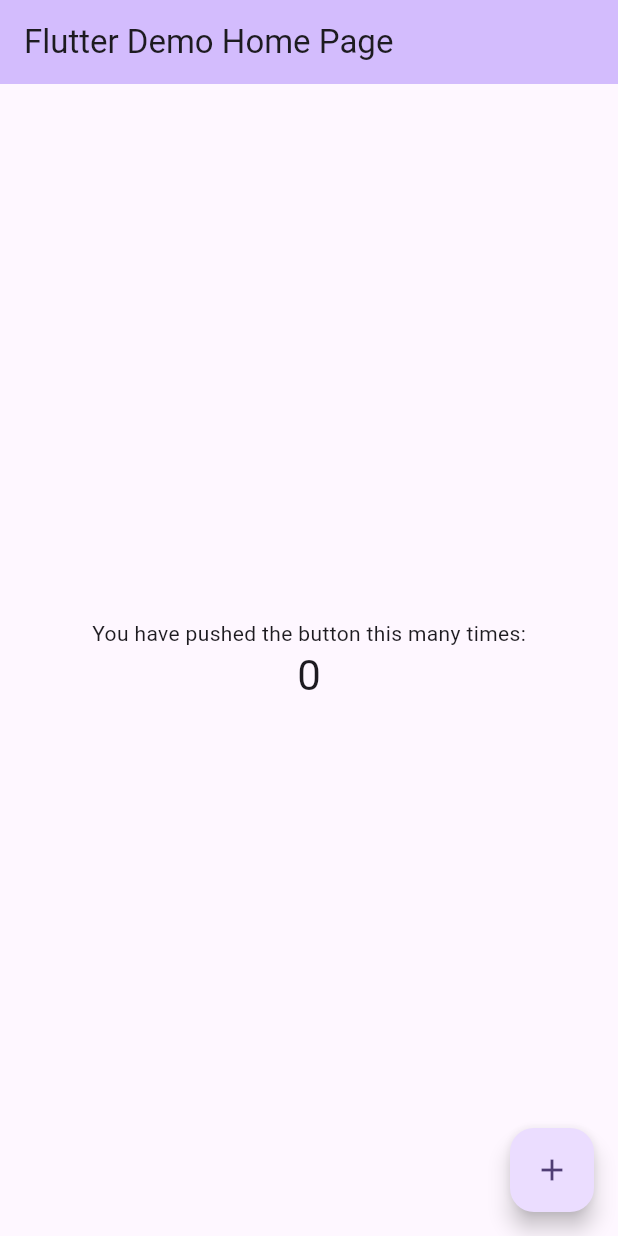
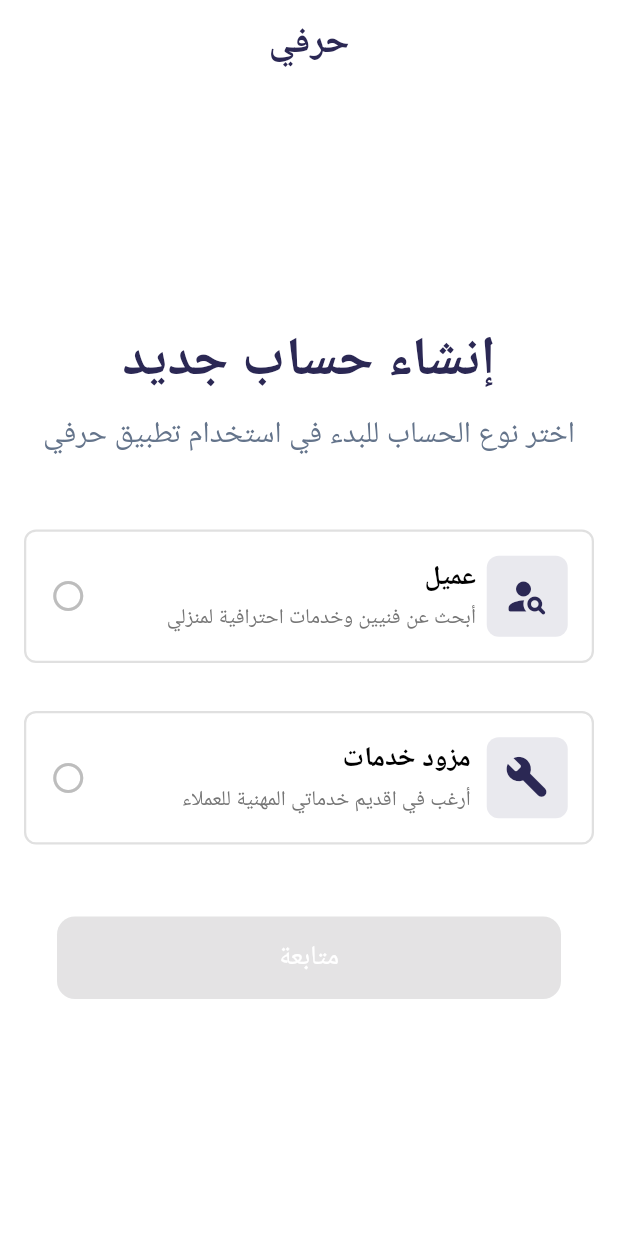
Before and after one commit to ahmedshabana379/herafy, a Flutter app: the screen it shows after launch, on a phone screen of 412 x 824 dp. Run offline on Flutter 3.47's test engine with Material 3 defaults, Android fonts, the light colour scheme and no system bars; our stand-ins replace flutter_bloc.

Commit message:
feat: add RoleSelection page with Cubit and reusable component

```diff
--- /dev/null
+++ b/lib/core/components/role_card.dart
@@ -0,0 +1,88 @@
+import 'package:flutter/material.dart';
+import 'package:herafy/core/resourses/app_colors.dart';
+
+class RoleCard extends StatelessWidget {
+  final String role;
+  final String description;
+  final IconData icon;
+  final bool isSelected;
+  final VoidCallback onTap;
+
+  const RoleCard({
+    super.key,
+    required this.role,
+    required this.isSelected,
+    required this.onTap,
+    required this.description,
+    required this.icon,
+  });
+
+  @override
+  Widget build(BuildContext context) {
+    return GestureDetector(
+      onTap: onTap,
+      child: AnimatedContainer(
+        padding: EdgeInsets.all(16),
+        margin: EdgeInsets.all(8),
+        decoration: BoxDecoration(
+          color: isSelected ? Color(0xfff4f4f6) : Colors.white,
+          borderRadius: BorderRadius.circular(8),
+          border: Border.all(
+            color: isSelected
+                ? Color(AppColors.primaryColor)
+                : Colors.grey.shade300,
+            width: isSelected ? 2.5 : 1.5,
+          ),
+        ),
+        duration: const Duration(milliseconds: 250),
+        child: Row(
+          mainAxisAlignment: MainAxisAlignment.spaceBetween,
+          children: [
+            isSelected
+                ? Icon(
+                    Icons.check_circle,
+                    color: Color(AppColors.primaryColor),
+                    size: 25,
+                  )
+                : Icon(Icons.circle_outlined, color: Colors.grey.shade400),
+            SizedBox(width: 16),
+            SizedBox(width: 16),
+            Column(
+              crossAxisAlignment: CrossAxisAlignment.end,
+              children: [
+                Text(
+                  role,
+                  style: TextStyle(
+                    fontSize: 18,
+                    fontWeight: FontWeight.bold,
+                    color: isSelected
+                        ? Color(AppColors.primaryColor)
+                        : Colors.black,
+                  ),
+                ),
+                SizedBox(height: 4),
+                Text(
+                  description,
+                  style: TextStyle(
+                    fontSize: 14,
+                    color: isSelected
+                        ? Color(AppColors.primaryColor)
+                        : Colors.grey.shade600,
+                  ),
+                ),
+              ],
+            ),
+            Container(
+              padding: EdgeInsets.all(12),
+              decoration: BoxDecoration(
+                color: Color(AppColors.cardsColor),
+                borderRadius: BorderRadius.circular(8),
+              ),
+              child: Icon(icon, size: 30, color: Color(AppColors.primaryColor)),
+            ),
+          ],
+        ),
+      ),
+    );
+  }
+}
--- a/lib/core/resourses/app_colors.dart
+++ b/lib/core/resourses/app_colors.dart
@@ -0,0 +1,5 @@
+class AppColors {
+  static const primaryColor = 0xFF2b2854;
+  static const secondaryColor = 0xff64748b;
+  static const cardsColor = 0xffe9e9ee;
+}
--- /dev/null
+++ b/lib/features/auth/cubits/auth_cubit.dart
@@ -0,0 +1,27 @@
+import 'package:herafy/features/auth/cubits/auth_state.dart';
+import 'package:flutter_bloc/flutter_bloc.dart';
+class AuthCubit extends Cubit<AuthState> {
+  AuthCubit() : super(AuthInitial());
+
+  int? selectedRole;
+  // role selection logic
+  void selectRole(int role) {
+   if (selectedRole == role) {
+      selectedRole = null; // Deselect if the same role is tapped again
+    } else {
+      selectedRole = role;
+    }
+    emit(SelectRoleState(role));
+  }
+//  buttons logic
+void onContinue(){
+  if(selectedRole != null){
+    // logic to navigate to the next screen based on the selected role
+  }
+  else{
+    // display a message to select a role first and make button disabled
+  }
+}
+
+
+}
--- /dev/null
+++ b/lib/features/auth/cubits/auth_state.dart
@@ -0,0 +1,12 @@
+abstract class AuthState {}
+
+// selectRole
+class AuthInitial extends AuthState {}
+class SelectRoleState extends AuthState {
+  final int selectedRole;
+
+  SelectRoleState(this.selectedRole);
+}
+
+
+//login
--- a/lib/features/auth/screens/login.dart
+++ b/lib/features/auth/screens/login.dart
@@ -0,0 +1,10 @@
+import 'package:flutter/material.dart';
+
+class LoginPage extends StatelessWidget {
+  const LoginPage({super.key});
+
+  @override
+  Widget build(BuildContext context) {
+    return const Placeholder();
+  }
+}
--- /dev/null
+++ b/lib/features/auth/screens/role_selection.dart
@@ -0,0 +1,108 @@
+import 'package:flutter/material.dart';
+import 'package:flutter_bloc/flutter_bloc.dart';
+import 'package:herafy/core/components/role_card.dart';
+import 'package:herafy/core/resourses/app_colors.dart';
+import 'package:herafy/features/auth/cubits/auth_cubit.dart';
+import 'package:herafy/features/auth/cubits/auth_state.dart';
+
+class RoleSelectionPage extends StatelessWidget {
+  const RoleSelectionPage({super.key});
+
+  @override
+  Widget build(BuildContext context) {
+    return BlocProvider(
+      create: (BuildContext context) => AuthCubit(),
+      child: Scaffold(
+        backgroundColor: Colors.white,
+        appBar: AppBar(
+          backgroundColor: Colors.transparent,
+          elevation: 0,
+          centerTitle: true,
+          title: const Text(
+            "حرفي",
+            style: TextStyle(
+              fontSize: 25,
+              fontWeight: FontWeight.bold,
+              color: Color(0xFF2b2854),
+            ),
+          ),
+        ),
+        body: BlocBuilder<AuthCubit, AuthState>(
+          builder: (BuildContext context, state) {
+            int? selectedRole = (state is SelectRoleState)
+                ? state.selectedRole
+                : null;
+            bool isButtonEnabled = selectedRole != null;
+            return Padding(
+              padding: const EdgeInsets.all(8.0),
+              child: Center(
+                child: Column(
+                  mainAxisAlignment: MainAxisAlignment.center,
+                  crossAxisAlignment: CrossAxisAlignment.center,
+                  children: [
+                    Text(
+                      "إنشاء حساب جديد",
+                      style: TextStyle(
+                        fontSize: 36,
+                        fontWeight: FontWeight.bold,
+                        color: Color(AppColors.primaryColor),
+                      ),
+                    ),
+                    const SizedBox(height: 8),
+                    Text(
+                      'اختر نوع الحساب للبدء في استخدام تطبيق حرفي',
+                      style: TextStyle(
+                        fontSize: 20,
+                        color: Color(AppColors.secondaryColor),
+                      ),
+                    ),
+                    const SizedBox(height: 40),
+                    RoleCard(
+                      role: "عميل",
+                      description: "أبحث عن فنيين وخدمات احترافية لمنزلي",
+                      icon: Icons.person_search_rounded,
+                      isSelected: selectedRole == 0,
+                      onTap: () => context.read<AuthCubit>().selectRole(0),
+                    ),
+                    const SizedBox(height: 16),
+                    RoleCard(
+                      role: 'مزود خدمات',
+                      isSelected: selectedRole == 1,
+                      onTap: () => context.read<AuthCubit>().selectRole(1),
+                      description: 'أرغب في اقديم خدماتي المهنية للعملاء',
+                      icon: Icons.build_rounded,
+                    ),
+                    SizedBox(height: 40),
+                    Container(
+                      padding: EdgeInsets.symmetric(horizontal: 30),
+                      child: ElevatedButton(
+                        onPressed: isButtonEnabled
+                            ? () {
+                                context.read<AuthCubit>().onContinue();
+                              }
+                            : null,
+                        style: ElevatedButton.styleFrom(
+                          backgroundColor: isButtonEnabled
+                              ? Color(AppColors.primaryColor)
+                              : Colors.grey.shade400,
+                          minimumSize: Size(double.infinity, 55),
+                          shape: RoundedRectangleBorder(
+                            borderRadius: BorderRadius.circular(12),
+                          ),
+                        ),
+                        child: Text(
+                          "متابعة",
+                          style: TextStyle(color: Colors.white, fontSize: 18),
+                        ),
+                      ),
+                    ),
+                  ],
+                ),
+              ),
+            );
+          },
+        ),
+      ),
+    );
+  }
+}
--- a/lib/main.dart
+++ b/lib/main.dart
@@ -1,4 +1,5 @@
 import 'package:flutter/material.dart';
+import 'package:herafy/features/auth/screens/role_selection.dart';
 
 void main() {
   runApp(const MyApp());
@@ -11,112 +12,8 @@
   @override
   Widget build(BuildContext context) {
     return MaterialApp(
-      title: 'Flutter Demo',
-      theme: ThemeData(
-        // This is the theme of your application.
-        //
-        // TRY THIS: Try running your application with "flutter run". You'll see
-        // the application has a purple toolbar. Then, without quitting the app,
-        // try changing the seedColor in the colorScheme below to Colors.green
-        // and then invoke "hot reload" (save your changes or press the "hot
-        // reload" button in a Flutter-supported IDE, or press "r" if you used
-        // the command line to start the app).
-        //
-        // Notice that the counter didn't reset back to zero; the application
-        // state is not lost during the reload. To reset the state, use hot
-        // restart instead.
-        //
-        // This works for code too, not just values: Most code changes can be
-        // tested with just a hot reload.
-        colorScheme: .fromSeed(seedColor: Colors.deepPurple),
-      ),
-      home: const MyHomePage(title: 'Flutter Demo Home Page'),
+      debugShowCheckedModeBanner: false,
+      home: RoleSelectionPage(),
     );
   }
 }
-
-class MyHomePage extends StatefulWidget {
-  const MyHomePage({super.key, required this.title});
-
-  // This widget is the home page of your application. It is stateful, meaning
-  // that it has a State object (defined below) that contains fields that affect
-  // how it looks.
-
-  // This class is the configuration for the state. It holds the values (in this
-  // case the title) provided by the parent (in this case the App widget) and
-  // used by the build method of the State. Fields in a Widget subclass are
-  // always marked "final".
-
-  final String title;
-
-  @override
-  State<MyHomePage> createState() => _MyHomePageState();
-}
-
-class _MyHomePageState extends State<MyHomePage> {
-  int _counter = 0;
-
-  void _incrementCounter() {
-    setState(() {
-      // This call to setState tells the Flutter framework that something has
-      // changed in this State, which causes it to rerun the build method below
-      // so that the display can reflect the updated values. If we changed
-      // _counter without calling setState(), then the build method would not be
-      // called again, and so nothing would appear to happen.
-      _counter++;
-    });
-  }
-
-  @override
-  Widget build(BuildContext context) {
-    // This method is rerun every time setState is called, for instance as done
-    // by the _incrementCounter method above.
-    //
-    // The Flutter framework has been optimized to make rerunning build methods
-    // fast, so that you can just rebuild anything that needs updating rather
-    // than having to individually change instances of widgets.
-    return Scaffold(
-      appBar: AppBar(
-        // TRY THIS: Try changing the color here to a specific color (to
-        // Colors.amber, perhaps?) and trigger a hot reload to see the AppBar
-        // change color while the other colors stay the same.
-        backgroundColor: Theme.of(context).colorScheme.inversePrimary,
-        // Here we take the value from the MyHomePage object that was created by
-        // the App.build method, and use it to set our appbar title.
-        title: Text(widget.title),
-      ),
-      body: Center(
-        // Center is a layout widget. It takes a single child and positions it
-        // in the middle of the parent.
-        child: Column(
-          // Column is also a layout widget. It takes a list of children and
-          // arranges them vertically. By default, it sizes itself to fit its
-          // children horizontally, and tries to be as tall as its parent.
-          //
-          // Column has various properties to control how it sizes itself and
-          // how it positions its children. Here we use mainAxisAlignment to
-          // center the children vertically; the main axis here is the vertical
-          // axis because Columns are vertical (the cross axis would be
-          // horizontal).
-          //
-          // TRY THIS: Invoke "debug painting" (choose the "Toggle Debug Paint"
-          // action in the IDE, or press "p" in the console), to see the
-          // wireframe for each widget.
-          mainAxisAlignment: .center,
-          children: [
-            const Text('You have pushed the button this many times:'),
-            Text(
-              '$_counter',
-              style: Theme.of(context).textTheme.headlineMedium,
-            ),
-          ],
-        ),
-      ),
-      floatingActionButton: FloatingActionButton(
-        onPressed: _incrementCounter,
-        tooltip: 'Increment',
-        child: const Icon(Icons.add),
-      ),
-    );
-  }
-}
```
Also changed, not shown: 1 other file.
